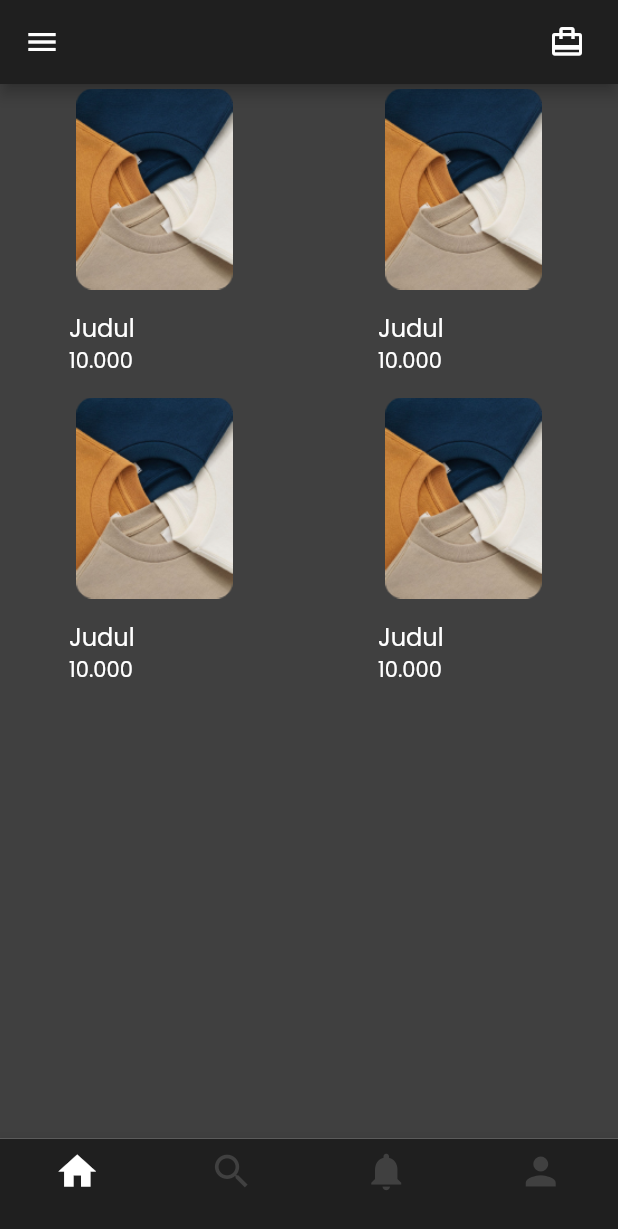
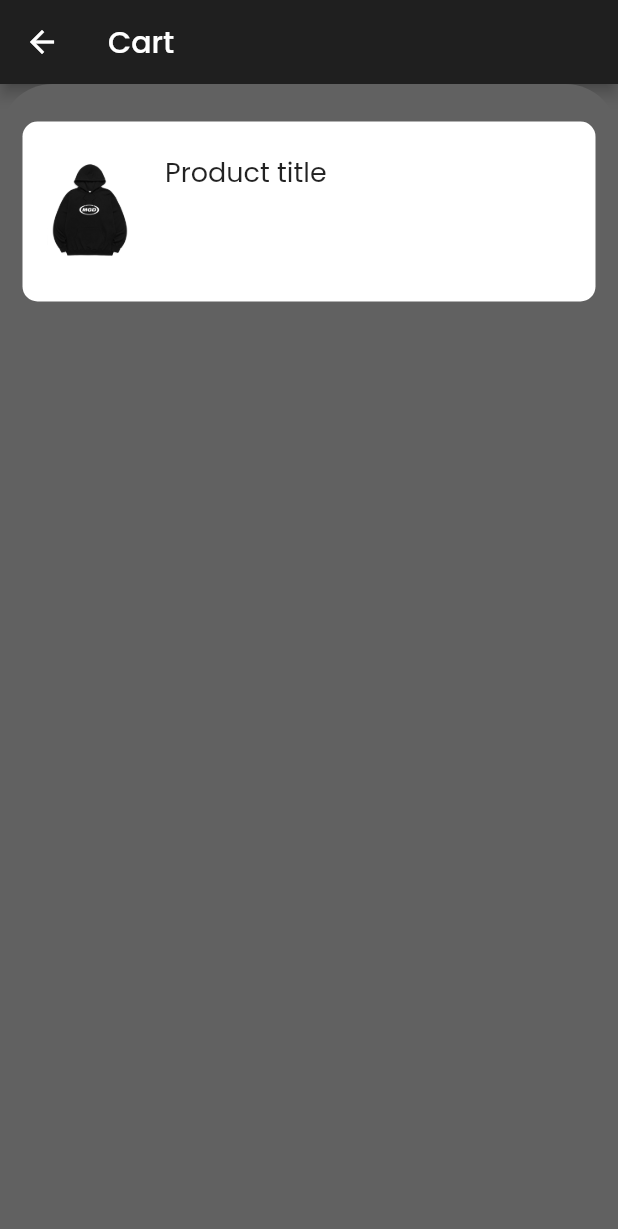
Before and after one commit to naufal-h/bajulo, a Flutter app: the screen it shows after launch, scrolled down 322 dp, after a tap on the "card travel" icon, on a phone screen of 412 x 824 dp. Shown: the top 1229 px of the screen. Run offline on Flutter 3.47's test engine with Material 2 defaults, Android fonts, the phone set to English and light mode, and no system bars; our stand-ins replace carousel_slider, flutter_svg, google_fonts.

Commit message:
bikin shopping cart tp belum selese

```diff
--- /dev/null
+++ b/lib/cart.dart
@@ -0,0 +1,39 @@
+import 'package:bajulo/homeBody.dart';
+import 'package:bajulo/homeScreen.dart';
+import 'package:flutter/src/widgets/framework.dart';
+import 'package:flutter/src/widgets/placeholder.dart';
+import 'package:flutter/material.dart';
+
+import 'cartItem.dart';
+
+class cart extends StatelessWidget {
+  const cart({super.key});
+
+  @override
+  Widget build(BuildContext context) {
+    return Scaffold(
+      backgroundColor: Colors.grey.shade700,
+      body: ListView(
+        children: [
+          AppBar(
+            title: Text("Cart"),
+          ),
+          Container(
+            height: 700,
+            padding: EdgeInsets.only(top: 15),
+            decoration: BoxDecoration(
+              color: Colors.grey.shade700,
+              borderRadius: BorderRadius.only(
+                topLeft: Radius.circular(35),
+                topRight: Radius.circular(35),
+              )
+            ),
+            child: Column(children: [
+              cartItem(),
+            ]),
+          )
+        ],
+      ),
+    );
+  }
+}
--- /dev/null
+++ b/lib/cartItem.dart
@@ -0,0 +1,47 @@
+import 'package:flutter/src/widgets/framework.dart';
+import 'package:flutter/src/widgets/placeholder.dart';
+import 'package:flutter/material.dart';
+
+class cartItem extends StatelessWidget {
+  const cartItem({super.key});
+
+  @override
+  Widget build(BuildContext context) {
+    return Column(
+      children: [
+        Container(
+          height: 120,
+          margin: EdgeInsets.symmetric(horizontal: 15, vertical: 10),
+          padding: EdgeInsets.all(10),
+          decoration: BoxDecoration(
+              color: Colors.white, borderRadius: BorderRadius.circular(10)),
+          child: Row(
+            children: [
+              Container(
+                height: 70,
+                width: 70,
+                margin: EdgeInsets.only(right: 15),
+                child: Image.asset("assets/images/details_a1.png"),
+              ),
+              Padding(
+                padding: EdgeInsets.symmetric(vertical: 10),
+                child: Column(
+                  crossAxisAlignment: CrossAxisAlignment.start,
+                  mainAxisAlignment: MainAxisAlignment.spaceBetween,
+                  children: [
+                    Text("Product title",
+                    style: TextStyle(
+                      fontFamily: "Poppins",
+                      fontSize: 18,
+
+                    ),)
+                    ],
+                ),
+              )
+            ],
+          ),
+        )
+      ],
+    );
+  }
+}
--- a/lib/homeBody.dart
+++ b/lib/homeBody.dart
@@ -1,9 +1,11 @@
+import 'package:bajulo/cart.dart';
 import 'package:bajulo/navbar.dart';
 import 'package:bajulo/product_card.dart';
 import 'package:flutter/material.dart';
 import 'package:carousel_slider/carousel_slider.dart';
 import 'package:bajulo/category.dart';
 import 'package:bajulo/product_card.dart';
+
 
 class home_body extends StatefulWidget {
   const home_body({super.key});
@@ -25,8 +27,8 @@ class _home_bodyState extends State<home_body> {
           IconButton(
             padding: EdgeInsets.only(right: 20),
             icon: Icon(Icons.card_travel),
-            onPressed: () {
-              // pindah ke cart
+            onPressed: ()=> {
+              Navigator.push(context, MaterialPageRoute(builder: (context) => const cart()))
             },
           ),
         ],
```
